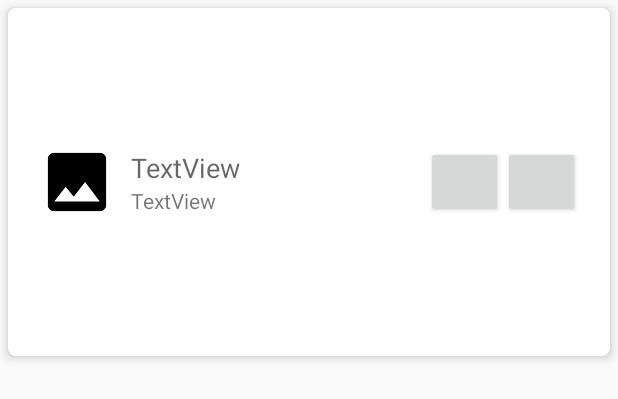
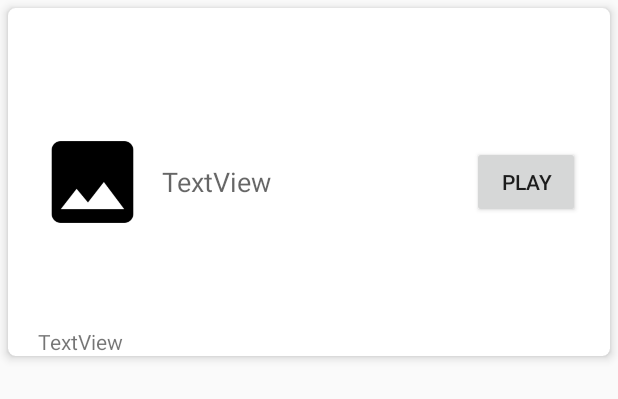
Before and after one commit to saxenanihal95/MusicPlayer, an Android app: the layout browse.xml on its own in the app's theme, with its tools: preview values and no code run, on a phone screen of 412 x 824 dp. Shown: the top 399 px of the screen. Run offline under Robolectric (Android 15) with nearby library versions, the phone set to English and light mode, and no system bars.

Commit message:
design fix

```diff
--- a/app/build.gradle
+++ b/app/build.gradle
@@ -28,12 +28,9 @@ dependencies {
     compile 'com.android.support.constraint:constraint-layout:1.0.2'
     testCompile 'junit:junit:4.12'
     implementation 'com.android.support:recyclerview-v7:27.0.2'
-    compile 'com.squareup.picasso:picasso:2.5.2'
     compile 'com.squareup.okhttp3:okhttp:3.9.1'
     implementation 'com.github.bumptech.glide:glide:4.4.0'
     annotationProcessor 'com.github.bumptech.glide:compiler:4.4.0'
     implementation 'com.android.support:cardview-v7:27.0.2'
-    compile 'com.google.android.exoplayer:exoplayer:2.6.0'
-    compile 'com.google.android.exoplayer:exoplayer-smoothstreaming:2.6.0'
 
 }
--- a/app/src/main/AndroidManifest.xml
+++ b/app/src/main/AndroidManifest.xml
@@ -3,6 +3,8 @@
     package="com.example.nsaxena.musicplayer">
 
     <uses-permission android:name="android.permission.INTERNET"/>
+    <uses-permission android:name="android.permission.ACCESS_NETWORK_STATE" />
+    <uses-permission android:name="android.permission.WRITE_EXTERNAL_STORAGE" />
 
     <application
         android:allowBackup="true"
--- a/app/src/main/java/com/example/nsaxena/musicplayer/RecyclerViewAdapter.java
+++ b/app/src/main/java/com/example/nsaxena/musicplayer/RecyclerViewAdapter.java
@@ -14,6 +14,7 @@ import com.bumptech.glide.Glide;
 import java.util.ArrayList;
 import java.util.List;
 
+import com.bumptech.glide.load.resource.bitmap.CircleCrop;
 import com.bumptech.glide.request.RequestOptions;
 
 
@@ -67,8 +68,7 @@ class RecyclerViewAdapter extends RecyclerView.Adapter<RecyclerViewAdapter.Image
         holder.play.setOnClickListener(new View.OnClickListener() {
             @Override
             public void onClick(View view) {
-                if(mOnItemClickListener!=null)
-                {
+                if(mOnItemClickListener!=null){
                     mOnItemClickListener.onItemClick(holder.play,view,songItem,position);
                 }
             }
--- a/app/src/main/res/layout/browse.xml
+++ b/app/src/main/res/layout/browse.xml
@@ -37,14 +37,6 @@
                 android:text="TextView"
                 android:textAppearance="@style/TextAppearance.AppCompat.Medium"
                 android:layout_marginLeft="10dp"/>
-
-            <TextView
-                android:id="@+id/songArtist"
-                android:layout_width="match_parent"
-                android:layout_height="wrap_content"
-                android:text="TextView"
-                android:textAppearance="@style/TextAppearance.AppCompat.Small"
-                android:layout_marginLeft="10dp"/>
         </LinearLayout>
         <LinearLayout
             android:layout_width="match_parent"
@@ -57,26 +49,23 @@
                 android:id="@+id/play"
                 android:layout_width="match_parent"
                 android:layout_height="wrap_content"
-                android:textAppearance="@style/TextAppearance.AppCompat.Medium"
+                android:src="@drawable/download"
+                android:text="Play"
                 />
-        </LinearLayout>
-        <LinearLayout
-            android:layout_width="match_parent"
-            android:layout_height="wrap_content"
-            android:orientation="horizontal"
-            android:layout_weight="2"
-            android:layout_gravity="center_vertical">
-
-            <Button
-                android:id="@+id/download"
-                android:layout_width="match_parent"
-                android:layout_height="wrap_content"
-                android:textAppearance="@style/TextAppearance.AppCompat.Medium"
-                app:srcCompat="@drawable/download"
-                />
-
         </LinearLayout>
 
     </LinearLayout>
+    <LinearLayout
+        android:layout_width="match_parent"
+        android:layout_height="wrap_content"
+        android:layout_gravity="bottom"
+        android:paddingLeft="20dp">
+        <TextView
+            android:id="@+id/songArtist"
+            android:layout_width="match_parent"
+            android:layout_height="wrap_content"
+            android:text="TextView"
+            android:textAppearance="@style/TextAppearance.AppCompat.Small" />
+    </LinearLayout>
 
 </android.support.v7.widget.CardView>
```
Also changed, not shown: app/src/main/java/com/example/nsaxena/musicplayer/MainActivity.java (+52 -34 lines), app/src/main/res/layout/activity_main.xml (+20 -15 lines).
